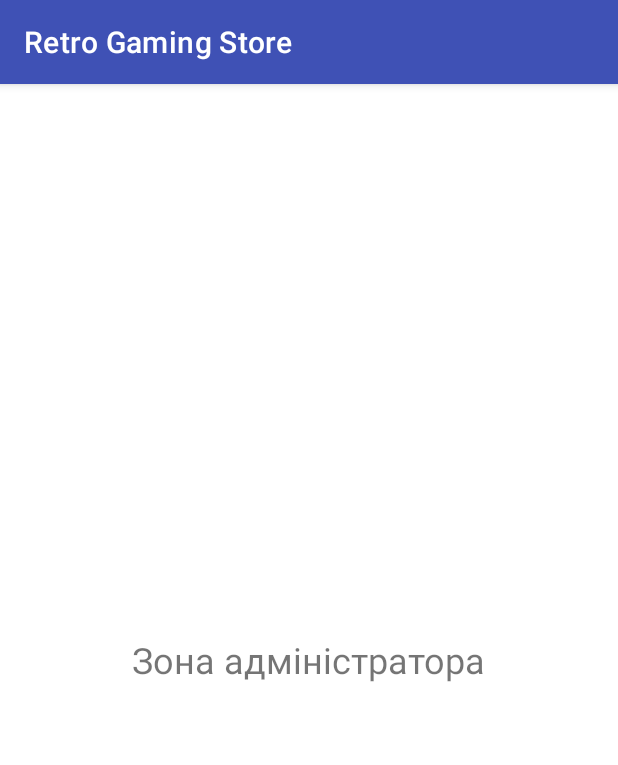
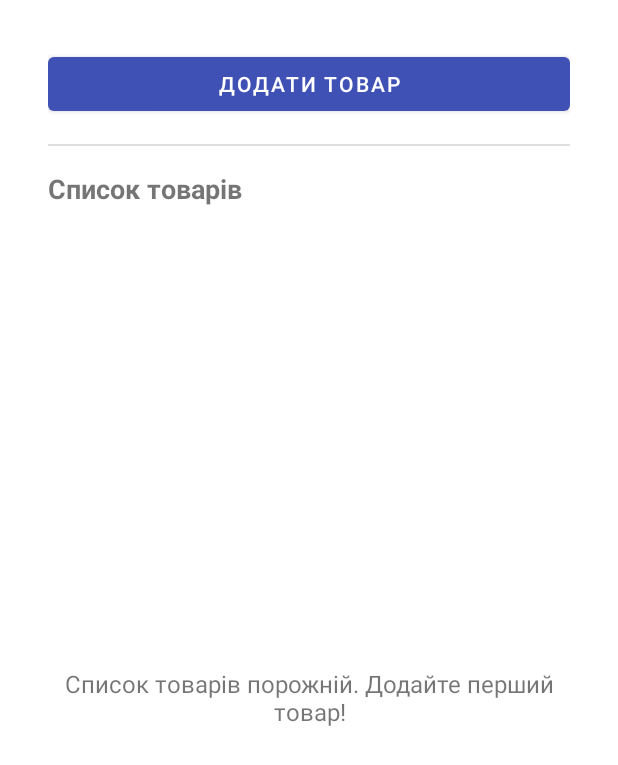
Before and after one commit to Denys2289/retro-gaming-store, an Android app: the AdminFragment screen opened through its navigation route, on a phone screen of 412 x 824 dp. Shown: the top 765 px of the screen. Run offline under Robolectric (Android 15) with nearby library versions, the phone set to English and light mode, and no system bars; our stand-ins replace Room's generated code.

Commit message:
added product

```diff
--- a/app/build.gradle.kts
+++ b/app/build.gradle.kts
@@ -40,6 +40,8 @@ android {
 }
 
 dependencies {
+    implementation ("com.github.bumptech.glide:glide:4.16.0")
+    annotationProcessor ("com.github.bumptech.glide:compiler:4.16.0")
     implementation ("com.google.android.material:material:1.10.0")
     implementation ("androidx.navigation:navigation-fragment-ktx:2.7.6")
     implementation ("androidx.navigation:navigation-ui-ktx:2.7.6")
--- a/app/src/main/java/com/example/retrogamingstore/MainActivity.kt
+++ b/app/src/main/java/com/example/retrogamingstore/MainActivity.kt
@@ -1,4 +1,3 @@
-// app/src/main/java/com/example/retrogamingstore/MainActivity.kt
 package com.example.retrogamingstore
 
 import android.os.Bundle
@@ -11,6 +10,7 @@ class MainActivity : AppCompatActivity() {
 
     override fun onCreate(savedInstanceState: Bundle?) {
         super.onCreate(savedInstanceState)
+        supportActionBar?.hide()
         setContentView(R.layout.activity_main)
 
         val navHostFragment = supportFragmentManager
--- a/app/src/main/java/com/example/retrogamingstore/database/AppDatabase.kt
+++ b/app/src/main/java/com/example/retrogamingstore/database/AppDatabase.kt
@@ -4,27 +4,29 @@ import android.content.Context
 import androidx.room.Database
 import androidx.room.Room
 import androidx.room.RoomDatabase
+import com.example.retrogamingstore.model.Product
 import com.example.retrogamingstore.model.User
 
-@Database(entities = [User::class], version = 2, exportSchema = false)
+@Database(entities = [User::class, Product::class], version = 3, exportSchema = false)
 abstract class AppDatabase : RoomDatabase() {
     abstract fun userDao(): UserDao
+    abstract fun productDao(): ProductDao
 
     companion object {
         @Volatile
-        private var instance: AppDatabase? = null
+        private var INSTANCE: AppDatabase? = null
 
-        fun getInstance(context: Context): AppDatabase {
-            return instance ?: synchronized(this) {
-                val newInstance = Room.databaseBuilder(
+        fun getDatabase(context: Context): AppDatabase {
+            return INSTANCE ?: synchronized(this) {
+                val instance = Room.databaseBuilder(
                     context.applicationContext,
                     AppDatabase::class.java,
-                    "retro_gaming_database"
+                    "retro_gaming_store_database"
                 )
                     .fallbackToDestructiveMigration()
                     .build()
-                instance = newInstance
-                newInstance
+                INSTANCE = instance
+                instance
             }
         }
     }
--- /dev/null
+++ b/app/src/main/java/com/example/retrogamingstore/database/ProductDao.kt
@@ -0,0 +1,30 @@
+package com.example.retrogamingstore.database
+
+import androidx.lifecycle.LiveData
+import androidx.room.Dao
+import androidx.room.Delete
+import androidx.room.Insert
+import androidx.room.Query
+import androidx.room.Update
+import com.example.retrogamingstore.model.Product
+
+@Dao
+interface ProductDao {
+    @Query("SELECT * FROM products ORDER BY name ASC")
+    fun getAllProducts(): LiveData<List<Product>>
+
+    @Query("SELECT * FROM products WHERE category = :category ORDER BY name ASC")
+    fun getProductsByCategory(category: String): LiveData<List<Product>>
+
+    @Query("SELECT * FROM products WHERE id = :productId")
+    fun getProductById(productId: Long): LiveData<Product>
+
+    @Insert
+    suspend fun insert(product: Product): Long
+
+    @Update
+    suspend fun update(product: Product)
+
+    @Delete
+    suspend fun delete(product: Product)
+}
--- a/app/src/main/java/com/example/retrogamingstore/ui/admin/AdminFragment.kt
+++ b/app/src/main/java/com/example/retrogamingstore/ui/admin/AdminFragment.kt
@@ -5,14 +5,29 @@ import android.view.LayoutInflater
 import android.view.View
 import android.view.ViewGroup
 import androidx.fragment.app.Fragment
+import androidx.navigation.fragment.NavHostFragment
 import com.example.retrogamingstore.R
+import com.example.retrogamingstore.databinding.FragmentAdminBinding
 
 class AdminFragment : Fragment() {
-    override fun onCreateView(
-        inflater: LayoutInflater,
-        container: ViewGroup?,
-        savedInstanceState: Bundle?
-    ): View? {
-        return inflater.inflate(R.layout.fragment_admin, container, false)
+    private var _binding: FragmentAdminBinding? = null
+    private val binding get() = _binding!!
+
+    override fun onCreateView(inflater: LayoutInflater, container: ViewGroup?, savedInstanceState: Bundle?): View {
+        _binding = FragmentAdminBinding.inflate(inflater, container, false)
+        return binding.root
+    }
+
+    override fun onViewCreated(view: View, savedInstanceState: Bundle?) {
+        super.onViewCreated(view, savedInstanceState)
+
+        val navHostFragment =
+            childFragmentManager.findFragmentById(R.id.admin_nav_host_fragment) as NavHostFragment
+        val navController = navHostFragment.navController
+    }
+
+    override fun onDestroyView() {
+        super.onDestroyView()
+        _binding = null
     }
 }
--- /dev/null
+++ b/app/src/main/java/com/example/retrogamingstore/ui/admin/AdminHomeFragment.kt
@@ -0,0 +1,179 @@
+package com.example.retrogamingstore.ui.admin
+
+import android.os.Bundle
+import android.view.LayoutInflater
+import android.view.View
+import android.view.ViewGroup
+import android.widget.ArrayAdapter
+import android.widget.AutoCompleteTextView
+import android.widget.Toast
+import androidx.fragment.app.Fragment
+import androidx.lifecycle.ViewModelProvider
+import androidx.recyclerview.widget.LinearLayoutManager
+import com.example.retrogamingstore.R
+import com.example.retrogamingstore.databinding.FragmentAdminHomeBinding
+import com.example.retrogamingstore.model.Product
+import com.example.retrogamingstore.ui.adapter.ProductAdapter
+import com.google.android.material.dialog.MaterialAlertDialogBuilder
+import com.google.android.material.textfield.TextInputEditText
+
+class AdminHomeFragment : Fragment() {
+
+    private var _binding: FragmentAdminHomeBinding? = null
+    private val binding get() = _binding!!
+
+    private lateinit var productAdapter: ProductAdapter
+    private lateinit var viewModel: AdminViewModel
+
+    override fun onCreateView(
+        inflater: LayoutInflater,
+        container: ViewGroup?,
+        savedInstanceState: Bundle?
+    ): View {
+        _binding = FragmentAdminHomeBinding.inflate(inflater, container, false)
+        return binding.root
+    }
+
+    override fun onViewCreated(view: View, savedInstanceState: Bundle?) {
+        super.onViewCreated(view, savedInstanceState)
+
+        viewModel = ViewModelProvider(this).get(AdminViewModel::class.java)
+
+        setupRecyclerView()
+        setupAddButton()
+        observeProducts()
+    }
+
+    private fun setupRecyclerView() {
+        productAdapter = ProductAdapter { product ->
+            // Обробка кліку на товар (наприклад, редагування)
+            Toast.makeText(requireContext(), "Обрано товар: ${product.name}", Toast.LENGTH_SHORT).show()
+        }
+
+        binding.recyclerViewProducts.apply {
+            layoutManager = LinearLayoutManager(requireContext())
+            adapter = productAdapter
+        }
+    }
+
+    private fun setupAddButton() {
+        binding.btnAddProduct.setOnClickListener {
+            showAddProductDialog()
+        }
+    }
+
+    private fun observeProducts() {
+        viewModel.allProducts.observe(viewLifecycleOwner) { products ->
+            productAdapter.submitList(products)
+
+            // Відображення або приховування підказки порожнього списку
+            if (products.isEmpty()) {
+                binding.emptyProductsMessage.visibility = View.VISIBLE
+            } else {
+                binding.emptyProductsMessage.visibility = View.GONE
+            }
+        }
+    }
+
+    private fun showAddProductDialog() {
+        val dialogView = layoutInflater.inflate(R.layout.dialog_add_product, null)
+
+        // Налаштування випадаючих списків
+        setupCategorySpinner(dialogView)
+        setupConditionSpinner(dialogView)
+
+        val dialog = MaterialAlertDialogBuilder(requireContext())
+            .setView(dialogView)
+            .create()
+
+        // Налаштування кнопок
+        dialogView.findViewById<View>(R.id.btn_cancel).setOnClickListener {
+            dialog.dismiss()
+        }
+
+        dialogView.findViewById<View>(R.id.btn_add_product).setOnClickListener {
+            // Отримання даних з полів вводу
+            val name = dialogView.findViewById<TextInputEditText>(R.id.et_product_name).text.toString()
+            val description = dialogView.findViewById<TextInputEditText>(R.id.et_product_description).text.toString()
+            val priceText = dialogView.findViewById<TextInputEditText>(R.id.et_product_price).text.toString()
+            val category = dialogView.findViewById<AutoCompleteTextView>(R.id.spinner_category).text.toString()
+            val condition = dialogView.findViewById<AutoCompleteTextView>(R.id.spinner_condition).text.toString()
+            val quantityText = dialogView.findViewById<TextInputEditText>(R.id.et_product_quantity).text.toString()
+            val imageUrl = dialogView.findViewById<TextInputEditText>(R.id.et_product_image_url).text.toString()
+            val yearText = dialogView.findViewById<TextInputEditText>(R.id.et_product_year).text.toString()
+            val manufacturer = dialogView.findViewById<TextInputEditText>(R.id.et_product_manufacturer).text.toString()
+
+            // Валідація
+            if (name.isBlank() || description.isBlank() || priceText.isBlank() || category.isBlank()) {
+                Toast.makeText(requireContext(), "Заповніть обов'язкові поля", Toast.LENGTH_SHORT).show()
+                return@setOnClickListener
+            }
+
+            try {
+                val price = priceText.toDouble()
+                val quantity = if (quantityText.isBlank()) 1 else quantityText.toInt()
+                val year = if (yearText.isBlank()) null else yearText.toInt()
+
+                // Створення об'єкта товару
+                val newProduct = Product(
+                    name = name,
+                    description = description,
+                    price = price,
+                    category = category,
+                    condition = condition,
+                    quantity = quantity,
+                    imageUrl = imageUrl,
+                    inStock = quantity > 0,
+                    releaseYear = year,
+                    manufacturer = if (manufacturer.isBlank()) null else manufacturer
+                )
+
+                // Збереження товару
+                viewModel.insertProduct(newProduct)
+                dialog.dismiss()
+                Toast.makeText(requireContext(), "Товар успішно додано", Toast.LENGTH_SHORT).show()
+            } catch (e: NumberFormatException) {
+                Toast.makeText(requireContext(), "Неправильний формат числа", Toast.LENGTH_SHORT).show()
+            }
+        }
+
+        dialog.show()
+    }
+
+    private fun setupCategorySpinner(dialogView: View) {
+        val categories = arrayOf(
+            "Консолі",
+            "Ігри NES",
+            "Ігри SNES",
+            "Ігри Sega Genesis",
+            "Ігри PlayStation",
+            "Ігри Nintendo 64",
+            "Аксесуари",
+            "Колекційні предмети"
+        )
+
+        val categorySpinner = dialogView.findViewById<AutoCompleteTextView>(R.id.spinner_category)
+        val categoryAdapter = ArrayAdapter(requireContext(), android.R.layout.simple_dropdown_item_1line, categories)
+        categorySpinner.setAdapter(categoryAdapter)
+    }
+
+    private fun setupConditionSpinner(dialogView: View) {
+        val conditions = arrayOf(
+            "Нове",
+            "Як нове",
+            "Дуже добре",
+            "Добре",
+            "Задовільно",
+            "Для колекціонерів"
+        )
+
+        val conditionSpinner = dialogView.findViewById<AutoCompleteTextView>(R.id.spinner_condition)
+        val conditionAdapter = ArrayAdapter(requireContext(), android.R.layout.simple_dropdown_item_1line, conditions)
+        conditionSpinner.setAdapter(conditionAdapter)
+    }
+
+    override fun onDestroyView() {
+        super.onDestroyView()
+        _binding = null
+    }
+}
--- /dev/null
+++ b/app/src/main/java/com/example/retrogamingstore/ui/admin/AdminViewModel.kt
@@ -0,0 +1,35 @@
+package com.example.retrogamingstore.ui.admin
+
+import android.app.Application
+import androidx.lifecycle.AndroidViewModel
+import androidx.lifecycle.LiveData
+import androidx.lifecycle.viewModelScope
+import com.example.retrogamingstore.database.AppDatabase
+import com.example.retrogamingstore.model.Product
+import kotlinx.coroutines.Dispatchers
+import kotlinx.coroutines.launch
+
+class AdminViewModel(application: Application) : AndroidViewModel(application) {
+
+    private val productDao = AppDatabase.getDatabase(application).productDao()
+
+    val allProducts: LiveData<List<Product>> = productDao.getAllProducts()
+
+    fun insertProduct(product: Product) {
+        viewModelScope.launch(Dispatchers.IO) {
+            productDao.insert(product)
+        }
+    }
+
+    fun updateProduct(product: Product) {
+        viewModelScope.launch(Dispatchers.IO) {
+            productDao.update(product)
+        }
+    }
+
+    fun deleteProduct(product: Product) {
+        viewModelScope.launch(Dispatchers.IO) {
+            productDao.delete(product)
+        }
+    }
+}
--- a/app/src/main/java/com/example/retrogamingstore/ui/auth/LoginFragment.kt
+++ b/app/src/main/java/com/example/retrogamingstore/ui/auth/LoginFragment.kt
@@ -56,7 +56,7 @@ class LoginFragment : Fragment() {
 
         lifecycleScope.launch {
             try {
-                val database = AppDatabase.getInstance(requireContext())
+                val database = AppDatabase.getDatabase(requireContext())
                 val user = withContext(Dispatchers.IO) {
                     database.userDao().findUser(username, password)
                 }
--- a/app/src/main/java/com/example/retrogamingstore/ui/auth/RegisterFragment.kt
+++ b/app/src/main/java/com/example/retrogamingstore/ui/auth/RegisterFragment.kt
@@ -62,7 +62,7 @@ class RegisterFragment : Fragment() {
 
     private fun registerUser(username: String, email: String, password: String) {
         lifecycleScope.launch {
-            val database = AppDatabase.getInstance(requireContext())
+            val database = AppDatabase.getDatabase(requireContext())
             val userDao = database.userDao()
 
             val existingUser = withContext(Dispatchers.IO) {
--- /dev/null
+++ b/app/src/main/res/drawable/placeholder_game.xml
@@ -0,0 +1,15 @@
+<?xml version="1.0" encoding="utf-8"?>
+<shape xmlns:android="http://schemas.android.com/apk/res/android"
+    android:shape="rectangle">
+    <solid android:color="#CCCCCC" />
+    <corners android:radius="4dp" />
+    <padding
+        android:left="8dp"
+        android:top="8dp"
+        android:right="8dp"
+        android:bottom="8dp" />
+
+    <stroke
+        android:width="1dp"
+        android:color="#AAAAAA" />
+</shape>
--- a/app/src/main/res/layout/fragment_admin.xml
+++ b/app/src/main/res/layout/fragment_admin.xml
@@ -1,12 +1,22 @@
 <?xml version="1.0" encoding="utf-8"?>
-<LinearLayout xmlns:android="http://schemas.android.com/apk/res/android"
+<androidx.constraintlayout.widget.ConstraintLayout xmlns:android="http://schemas.android.com/apk/res/android"
+    xmlns:app="http://schemas.android.com/apk/res-auto"
+    xmlns:tools="http://schemas.android.com/tools"
     android:layout_width="match_parent"
     android:layout_height="match_parent"
-    android:gravity="center"
-    android:orientation="vertical">
-    <TextView
-        android:layout_width="wrap_content"
-        android:layout_height="wrap_content"
-        android:text="Зона адміністратора"
-        android:textSize="24sp"/>
-</LinearLayout>
+    android:padding="16dp"
+    tools:context=".ui.admin.AdminFragment">
+
+    <androidx.fragment.app.FragmentContainerView
+        android:id="@+id/admin_nav_host_fragment"
+        android:name="androidx.navigation.fragment.NavHostFragment"
+        android:layout_width="0dp"
+        android:layout_height="0dp"
+        app:defaultNavHost="true"
+        app:navGraph="@navigation/admin_nav_graph"
+        app:layout_constraintTop_toTopOf="parent"
+        app:layout_constraintBottom_toBottomOf="parent"
+        app:layout_constraintStart_toStartOf="parent"
+        app:layout_constraintEnd_toEndOf="parent"/>
+
+</androidx.constraintlayout.widget.ConstraintLayout>
--- /dev/null
+++ b/app/src/main/res/layout/fragment_admin_home.xml
@@ -0,0 +1,57 @@
+<?xml version="1.0" encoding="utf-8"?>
+<androidx.constraintlayout.widget.ConstraintLayout xmlns:android="http://schemas.android.com/apk/res/android"
+    xmlns:app="http://schemas.android.com/apk/res-auto"
+    xmlns:tools="http://schemas.android.com/tools"
+    android:layout_width="match_parent"
+    android:layout_height="match_parent"
+    android:padding="16dp">
+
+    <Button
+        android:id="@+id/btn_add_product"
+        android:layout_width="match_parent"
+        android:layout_height="wrap_content"
+        android:text="Додати товар"
+        android:drawableStart="@android:drawable/ic_input_add"
+        android:paddingStart="16dp"
+        app:layout_constraintTop_toTopOf="parent" />
+
+    <com.google.android.material.divider.MaterialDivider
+        android:id="@+id/divider"
+        android:layout_width="match_parent"
+        android:layout_height="1dp"
+        android:layout_marginTop="16dp"
+        app:layout_constraintTop_toBottomOf="@id/btn_add_product" />
+
+    <TextView
+        android:id="@+id/products_title"
+        android:layout_width="wrap_content"
+        android:layout_height="wrap_content"
+        android:text="Список товарів"
+        android:textSize="18sp"
+        android:textStyle="bold"
+        android:layout_marginTop="16dp"
+        app:layout_constraintStart_toStartOf="parent"
+        app:layout_constraintTop_toBottomOf="@id/divider" />
+
+    <TextView
+        android:id="@+id/empty_products_message"
+        android:layout_width="match_parent"
+        android:layout_height="wrap_content"
+        android:text="Список товарів порожній. Додайте перший товар!"
+        android:gravity="center"
+        android:textSize="16sp"
+        android:visibility="gone"
+        app:layout_constraintBottom_toBottomOf="parent"
+        app:layout_constraintTop_toBottomOf="@id/products_title"
+        tools:visibility="visible" />
+
+    <androidx.recyclerview.widget.RecyclerView
+        android:id="@+id/recycler_view_products"
+        android:layout_width="match_parent"
+        android:layout_height="0dp"
+        android:layout_marginTop="8dp"
+        app:layout_constraintBottom_toBottomOf="parent"
+        app:layout_constraintTop_toBottomOf="@id/products_title"
+        tools:listitem="@layout/item_product" />
+
+</androidx.constraintlayout.widget.ConstraintLayout>
--- /dev/null
+++ b/app/src/main/res/navigation/admin_nav_graph.xml
@@ -0,0 +1,14 @@
+<?xml version="1.0" encoding="utf-8"?>
+<navigation xmlns:android="http://schemas.android.com/apk/res/android"
+    xmlns:app="http://schemas.android.com/apk/res-auto"
+    xmlns:tools="http://schemas.android.com/tools"
+    android:id="@+id/admin_nav_graph"
+    app:startDestination="@id/adminHomeFragment">
+
+    <fragment
+        android:id="@+id/adminHomeFragment"
+        android:name="com.example.retrogamingstore.ui.admin.AdminHomeFragment"
+        android:label="Панель адміністратора"
+        tools:layout="@layout/fragment_admin_home" />
+
+</navigation>
```
Also changed, not shown: app/src/main/java/com/example/retrogamingstore/model/Product.kt (added, +20 -0 lines), app/src/main/java/com/example/retrogamingstore/ui/adapter/ProductAdapter.kt (added, +71 -0 lines), app/src/main/res/layout/dialog_add_product.xml (added, +172 -0 lines), app/src/main/res/layout/item_product.xml (added, +69 -0 lines).
